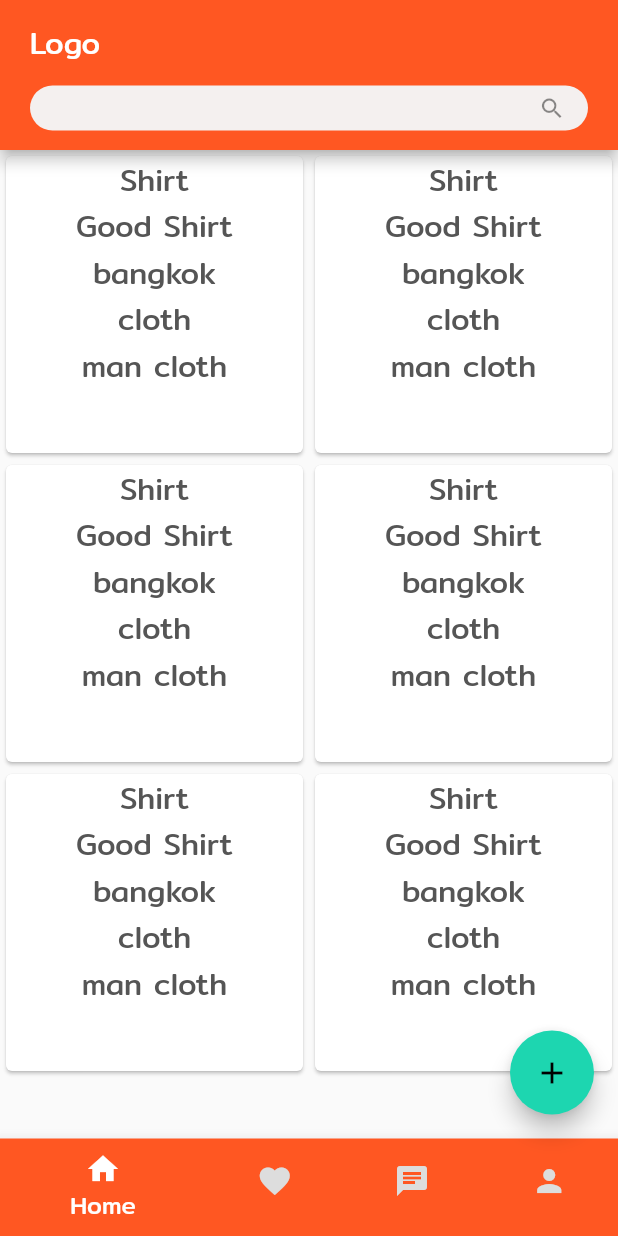
After one commit to KitisakChalongjan/Exshange, a Flutter app: the HomeScreen screen opened directly, after a tap on the "add" icon, on a phone screen of 412 x 824 dp. The commit adds this screen. Run offline on Flutter 3.47's test engine with Material 2 defaults, Android fonts, the phone set to English and light mode, and no system bars; our stand-ins replace shared_preferences; accounts and stored records are empty.

Commit message:
ItemOverview #1 commit

```diff
--- a/lib/main.dart
+++ b/lib/main.dart
@@ -1,5 +1,7 @@
 import 'package:exshange/providers/auth.dart';
-import 'package:exshange/screens/item_overview.dart';
+import 'package:exshange/providers/items.dart';
+import 'package:exshange/screens/filter_screen.dart';
+import 'package:exshange/screens/home_screen.dart';
 import 'package:exshange/screens/login_screen.dart';
 import 'package:exshange/screens/splash_screen.dart';
 import 'package:flutter/material.dart';
@@ -20,9 +22,13 @@ class MyApp extends StatelessWidget {
         ChangeNotifierProvider(
           create: (ctx) => Auth(),
         ),
+        ChangeNotifierProvider(
+          create: (ctx) => Items(),
+        ),
       ],
       child: Consumer<Auth>(
         builder: (ctx, auth, _) => MaterialApp(
+          debugShowCheckedModeBanner: false,
           title: 'Exshange Project',
           theme: ThemeData(
             fontFamily: 'MitrRegular',
@@ -33,31 +39,37 @@ class MyApp extends StatelessWidget {
               headline1: TextStyle(
                 fontSize: 32,
                 color: Color(0xFFF4F0EF),
+                decoration: TextDecoration.none,
               ),
               headline2: TextStyle(
                 fontSize: 28,
                 color: Color(0xFF000000),
+                decoration: TextDecoration.none,
               ),
               headline3: TextStyle(
                 fontSize: 24,
                 color: Color(0xFF000000),
+                decoration: TextDecoration.none,
               ),
               bodyText1: TextStyle(
                 fontSize: 20,
                 color: Color(0xFF000000),
+                decoration: TextDecoration.none,
               ),
               bodyText2: TextStyle(
                 fontSize: 20,
                 color: Color(0xFF555555),
+                decoration: TextDecoration.none,
               ),
               subtitle1: TextStyle(
                 fontSize: 20,
                 color: Color(0xFFFFFFFF),
+                decoration: TextDecoration.none,
               ),
             ),
           ),
           home: auth.isAuth
-              ? ItemOverview()
+              ? HomeScreen()
               : FutureBuilder(
                   future: auth.tryAutoLogin(),
                   builder: (ctx, authResultSnapshot) =>
@@ -66,6 +78,10 @@ class MyApp extends StatelessWidget {
                           ? SplashScreen()
                           : LoginScreen(),
                 ),
+          initialRoute: '/',
+          routes: {
+            '/filter': (context) => FilterScreen(),
+          },
         ),
       ),
     );
--- /dev/null
+++ b/lib/models/item.dart
@@ -0,0 +1,11 @@
+class Item {
+
+  String title;
+  String detail;
+  String address;
+  String category;
+  String subcategory;
+
+  Item(this.title, this.detail, this.address, this.category, this.subcategory);
+
+}
--- /dev/null
+++ b/lib/providers/items.dart
@@ -0,0 +1,53 @@
+import 'package:exshange/models/item.dart';
+import 'package:flutter/material.dart';
+
+class Items with ChangeNotifier {
+  List<Item> _items = [
+    Item(
+      'Shirt',
+      'Good Shirt',
+      'bangkok',
+      'cloth',
+      'man cloth',
+    ),
+    Item(
+      'Shirt',
+      'Good Shirt',
+      'bangkok',
+      'cloth',
+      'man cloth',
+    ),
+    Item(
+      'Shirt',
+      'Good Shirt',
+      'bangkok',
+      'cloth',
+      'man cloth',
+    ),
+    Item(
+      'Shirt',
+      'Good Shirt',
+      'bangkok',
+      'cloth',
+      'man cloth',
+    ),
+    Item(
+      'Shirt',
+      'Good Shirt',
+      'bangkok',
+      'cloth',
+      'man cloth',
+    ),
+    Item(
+      'Shirt',
+      'Good Shirt',
+      'bangkok',
+      'cloth',
+      'man cloth',
+    ),
+  ];
+
+  List<Item> get items{
+    return _items;
+  }
+}
--- /dev/null
+++ b/lib/screens/chat_screen.dart
@@ -0,0 +1,22 @@
+import 'package:flutter/material.dart';
+import 'package:flutter/src/foundation/key.dart';
+import 'package:flutter/src/widgets/framework.dart';
+
+class ChatScreen extends StatefulWidget {
+  const ChatScreen({Key? key}) : super(key: key);
+
+  @override
+  State<ChatScreen> createState() => _ChatScreenState();
+}
+
+class _ChatScreenState extends State<ChatScreen> {
+  @override
+  Widget build(BuildContext context) {
+    return Scaffold(
+      appBar: AppBar(
+        title: Text('Exshange'),
+      ),
+      body: Text('Chat'),
+    );
+  }
+}
--- /dev/null
+++ b/lib/screens/filter_screen.dart
@@ -0,0 +1,21 @@
+import 'package:flutter/material.dart';
+import 'package:flutter/src/foundation/key.dart';
+import 'package:flutter/src/widgets/framework.dart';
+
+class FilterScreen extends StatefulWidget {
+  const FilterScreen({Key? key}) : super(key: key);
+
+  @override
+  State<FilterScreen> createState() => _FilterScreenState();
+}
+
+class _FilterScreenState extends State<FilterScreen> {
+  @override
+  Widget build(BuildContext context) {
+    return Scaffold(
+      appBar: AppBar(
+        title: Text('ตัวกรอง'),
+      ),
+    );
+  }
+}
--- /dev/null
+++ b/lib/screens/home_screen.dart
@@ -0,0 +1,88 @@
+import 'package:exshange/screens/chat_screen.dart';
+import 'package:exshange/screens/item_overview_screen.dart';
+import 'package:exshange/screens/liked_screen.dart';
+import 'package:flutter/material.dart';
+import 'package:flutter/src/foundation/key.dart';
+import 'package:flutter/src/widgets/framework.dart';
+import 'package:provider/provider.dart';
+
+import '../providers/auth.dart';
+
+class HomeScreen extends StatefulWidget {
+  const HomeScreen({Key? key}) : super(key: key);
+
+  @override
+  State<HomeScreen> createState() => _HomeScreenState();
+}
+
+class _HomeScreenState extends State<HomeScreen> {
+  int _currentIndex = 0;
+  final screens = [
+    ItemOverviewScreen(),
+    LikedScreen(),
+    ChatScreen(),
+    LikedScreen(),
+  ];
+
+  @override
+  Widget build(BuildContext context) {
+    // return Scaffold(
+    //   appBar: AppBar(
+    //     title: Text('Exshange'),
+    //     actions: [
+    //       GestureDetector(
+    //         child: Icon(Icons.logout_rounded),
+    //         onTap: () {
+    //           Navigator.of(context).pushReplacementNamed('/');
+    //           Provider.of<Auth>(context, listen: false).logout();
+    //         },
+    //       ),
+    //     ],
+    //   ),
+    // );
+    return Scaffold(
+      body: IndexedStack(
+        children: screens,
+        index: _currentIndex,
+      ),
+      bottomNavigationBar: BottomNavigationBar(
+        showUnselectedLabels: false,
+        selectedFontSize: 16,
+        unselectedItemColor: Color(0xFFDDDDDD),
+        currentIndex: _currentIndex,
+        onTap: (index) {
+          setState(() {
+            _currentIndex = index;
+          });
+        },
+        items: [
+          BottomNavigationBarItem(
+            icon: Icon(Icons.home),
+            label: 'Home',
+            backgroundColor: Theme.of(context).primaryColor,
+          ),
+          BottomNavigationBarItem(
+            icon: Icon(Icons.favorite),
+            label: 'Liked',
+            backgroundColor: Theme.of(context).primaryColor,
+          ),
+          BottomNavigationBarItem(
+            icon: Icon(Icons.chat),
+            label: 'Chat',
+            backgroundColor: Theme.of(context).primaryColor,
+          ),
+          BottomNavigationBarItem(
+            icon: Icon(Icons.person),
+            label: 'Me',
+            backgroundColor: Theme.of(context).primaryColor,
+          ),
+        ],
+      ),
+      floatingActionButton: FloatingActionButton(
+        onPressed: () {},
+        child: Icon(Icons.add),
+      ),
+      floatingActionButtonLocation: FloatingActionButtonLocation.endFloat,
+    );
+  }
+}
--- a/lib/screens/item_overview.dart
+++ /dev/null
@@ -1,33 +0,0 @@
-import 'package:flutter/material.dart';
-import 'package:flutter/src/foundation/key.dart';
-import 'package:flutter/src/widgets/framework.dart';
-import 'package:provider/provider.dart';
-
-import '../providers/auth.dart';
-
-class ItemOverview extends StatefulWidget {
-  const ItemOverview({Key? key}) : super(key: key);
-
-  @override
-  State<ItemOverview> createState() => _ItemOverviewState();
-}
-
-class _ItemOverviewState extends State<ItemOverview> {
-  @override
-  Widget build(BuildContext context) {
-    return Scaffold(
-      appBar: AppBar(
-        title: Text('Exshange'),
-        actions: [
-          GestureDetector(
-            child: Icon(Icons.logout_rounded),
-            onTap: () {
-              Navigator.of(context).pushReplacementNamed('/');
-              Provider.of<Auth>(context, listen: false).logout();
-            },
-          ),
-        ],
-      ),
-    );
-  }
-}
--- /dev/null
+++ b/lib/screens/item_overview_screen.dart
@@ -0,0 +1,80 @@
+import 'package:flutter/material.dart';
+import 'package:flutter/src/foundation/key.dart';
+import 'package:flutter/src/widgets/framework.dart';
+import 'package:provider/provider.dart';
+
+import '../providers/items.dart';
+
+class ItemOverviewScreen extends StatefulWidget {
+  const ItemOverviewScreen({Key? key}) : super(key: key);
+
+  @override
+  State<ItemOverviewScreen> createState() => _ItemOverviewScreenState();
+}
+
+class _ItemOverviewScreenState extends State<ItemOverviewScreen> {
+  @override
+  Widget build(BuildContext context) {
+    return Scaffold(
+      appBar: AppBar(
+        toolbarHeight: 100,
+        flexibleSpace: SafeArea(
+          child: Container(
+            padding: EdgeInsets.symmetric(horizontal: 20),
+            child: Column(
+              mainAxisAlignment: MainAxisAlignment.spaceEvenly,
+              children: [
+                Row(
+                  children: [
+                    Text(
+                      "Logo",
+                      style: Theme.of(context).textTheme.subtitle1,
+                    ),
+                  ],
+                ),
+                SizedBox(
+                  height: 30,
+                  child: TextFormField(
+                    style: Theme.of(context).textTheme.bodyText2,
+                    decoration: InputDecoration(
+                      contentPadding: EdgeInsets.symmetric(horizontal: 20),
+                      filled: true,
+                      fillColor: Theme.of(context).backgroundColor,
+                      isDense: true,
+                      border: OutlineInputBorder(
+                        borderRadius: BorderRadius.circular(40),
+                        borderSide: BorderSide.none,
+                      ),
+                      suffixIcon: Icon(Icons.search),
+                    ),
+                    textAlign: TextAlign.left,
+                  ),
+                ),
+              ],
+            ),
+          ),
+        ),
+      ),
+      body: Consumer<Items>(
+        builder: (context, items, _) => GridView.builder(
+          itemCount: items.items.length,
+          gridDelegate:
+              SliverGridDelegateWithFixedCrossAxisCount(crossAxisCount: 2),
+          itemBuilder: (context, index) {
+            return Card(
+              child: Column(
+                children: [
+                  Text(items.items[index].title),
+                  Text(items.items[index].detail),
+                  Text(items.items[index].address),
+                  Text(items.items[index].category),
+                  Text(items.items[index].subcategory),
+                ],
+              ),
+            );
+          },
+        ),
+      ),
+    );
+  }
+}
--- /dev/null
+++ b/lib/screens/liked_screen.dart
@@ -0,0 +1,22 @@
+import 'package:flutter/material.dart';
+import 'package:flutter/src/foundation/key.dart';
+import 'package:flutter/src/widgets/framework.dart';
+
+class LikedScreen extends StatefulWidget {
+  const LikedScreen({Key? key}) : super(key: key);
+
+  @override
+  State<LikedScreen> createState() => _LikedScreenState();
+}
+
+class _LikedScreenState extends State<LikedScreen> {
+  @override
+  Widget build(BuildContext context) {
+    return Scaffold(
+      appBar: AppBar(
+        title: Text('Exshange'),
+      ),
+      body: Text('Liked'),
+    );
+  }
+}
--- a/lib/screens/login_screen.dart
+++ b/lib/screens/login_screen.dart
@@ -196,7 +196,7 @@ class _LoginScreenState extends State<LoginScreen>
         title: Text('An error occurred'),
         content: Text(message),
         actions: <Widget>[
-          FlatButton(
+          TextButton(
             onPressed: () {
               Navigator.of(context).pop();
             },
--- /dev/null
+++ b/lib/screens/profile_screen.dart
@@ -0,0 +1,22 @@
+import 'package:flutter/material.dart';
+import 'package:flutter/src/foundation/key.dart';
+import 'package:flutter/src/widgets/framework.dart';
+
+class ProfileScreen extends StatefulWidget {
+  const ProfileScreen({Key? key}) : super(key: key);
+
+  @override
+  State<ProfileScreen> createState() => _ProfileScreenState();
+}
+
+class _ProfileScreenState extends State<ProfileScreen> {
+  @override
+  Widget build(BuildContext context) {
+    return Scaffold(
+      appBar: AppBar(
+        title: Text('Exshange'),
+      ),
+      body: Text('Profile'),
+    );
+  }
+}
```
Also changed, not shown: 1 other file.
